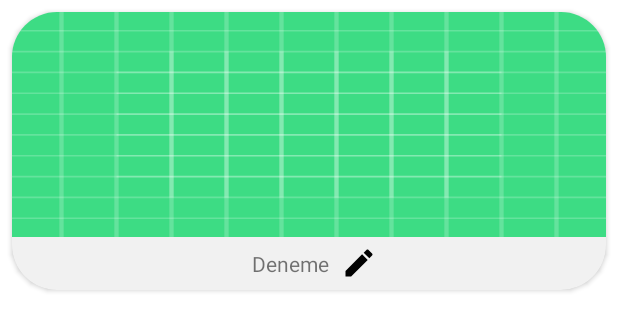
After one commit to cemsarikaya/KotlinPhotoApp, an Android app: the layout gallery_row.xml on its own in the app's theme, with its tools: preview values and no code run, on a phone screen of 412 x 824 dp. The commit adds this screen. Shown: the top 331 px of the screen. Run offline under Robolectric (Android 15) with nearby library versions, the phone set to English and light mode, and no system bars.

Commit message:
gallery screen done

```diff
--- a/app/src/main/java/com/cemsarikaya/kotlinphotoapp/adapter/ThumbnailAdapter.kt
+++ b/app/src/main/java/com/cemsarikaya/kotlinphotoapp/adapter/ThumbnailAdapter.kt
@@ -6,9 +6,7 @@ import android.view.LayoutInflater
 import android.view.ViewGroup
 import androidx.recyclerview.widget.RecyclerView
 import com.bumptech.glide.Glide
-import com.cemsarikaya.kotlinphotoapp.databinding.ActivityMainBinding
 import com.cemsarikaya.kotlinphotoapp.databinding.PhotoRowBinding
-
 
 
 class ThumbnailAdapter(val postArrayList: ArrayList<Uri>,private val context: Context): RecyclerView.Adapter<ThumbnailAdapter.ViewHolder>() {
@@ -29,6 +27,7 @@ class ThumbnailAdapter(val postArrayList: ArrayList<Uri>,private val context: Co
                     .centerCrop()
                     .into(holder.binding.photoImageView)
 
+
         }
 
         override fun getItemCount(): Int {
@@ -37,4 +36,6 @@ class ThumbnailAdapter(val postArrayList: ArrayList<Uri>,private val context: Co
             return postArrayList.size
 
         }
+
+
 }
--- /dev/null
+++ b/app/src/main/res/drawable/delete_image.xml
@@ -0,0 +1,5 @@
+<vector android:height="24dp" android:tint="#FF4646"
+    android:viewportHeight="24" android:viewportWidth="24"
+    android:width="24dp" xmlns:android="http://schemas.android.com/apk/res/android">
+    <path android:fillColor="@android:color/white" android:pathData="M6,19c0,1.1 0.9,2 2,2h8c1.1,0 2,-0.9 2,-2L18,7L6,7v12zM8.46,11.88l1.41,-1.41L12,12.59l2.12,-2.12 1.41,1.41L13.41,14l2.12,2.12 -1.41,1.41L12,15.41l-2.12,2.12 -1.41,-1.41L10.59,14l-2.13,-2.12zM15.5,4l-1,-1h-5l-1,1L5,4v2h14L19,4z"/>
+</vector>
--- /dev/null
+++ b/app/src/main/res/drawable/edit_image.xml
@@ -0,0 +1,5 @@
+<vector android:height="24dp" android:tint="#020202"
+    android:viewportHeight="24" android:viewportWidth="24"
+    android:width="24dp" xmlns:android="http://schemas.android.com/apk/res/android">
+    <path android:fillColor="@android:color/white" android:pathData="M3,17.25V21h3.75L17.81,9.94l-3.75,-3.75L3,17.25zM20.71,7.04c0.39,-0.39 0.39,-1.02 0,-1.41l-2.34,-2.34c-0.39,-0.39 -1.02,-0.39 -1.41,0l-1.83,1.83 3.75,3.75 1.83,-1.83z"/>
+</vector>
--- /dev/null
+++ b/app/src/main/res/drawable/yes_button.xml
@@ -0,0 +1,5 @@
+<vector android:height="24dp" android:tint="#57C231"
+    android:viewportHeight="24" android:viewportWidth="24"
+    android:width="24dp" xmlns:android="http://schemas.android.com/apk/res/android">
+    <path android:fillColor="@android:color/white" android:pathData="M9,16.17L4.83,12l-1.42,1.41L9,19 21,7l-1.41,-1.41z"/>
+</vector>
--- a/app/src/main/res/layout/activity_main.xml
+++ b/app/src/main/res/layout/activity_main.xml
@@ -6,7 +6,7 @@
     android:layout_width="match_parent"
     android:layout_height="match_parent"
     android:background="@color/black"
-    tools:context=".MainActivity">
+    tools:context=".view.MainActivity">
 
     <Button
         android:id="@+id/camera_capture_button"
--- /dev/null
+++ b/app/src/main/res/layout/gallery_row.xml
@@ -0,0 +1,101 @@
+<?xml version="1.0" encoding="utf-8"?>
+<LinearLayout xmlns:android="http://schemas.android.com/apk/res/android"
+    xmlns:app="http://schemas.android.com/apk/res-auto"
+    xmlns:tools="http://schemas.android.com/tools"
+    android:layout_width="match_parent"
+    android:layout_height="wrap_content"
+    android:orientation="vertical"
+    >
+
+    <androidx.cardview.widget.CardView
+        android:id="@+id/cardWiew"
+        android:layout_width="match_parent"
+        android:layout_height="wrap_content"
+        android:layout_marginStart="8dp"
+        android:layout_marginTop="8dp"
+        android:layout_marginEnd="8dp"
+        android:layout_marginBottom="8dp"
+        app:cardBackgroundColor="#F1F1F1"
+        app:cardCornerRadius="30dp"
+
+        app:layout_constraintEnd_toEndOf="parent"
+        app:layout_constraintStart_toStartOf="parent"
+        app:layout_constraintTop_toTopOf="parent">
+
+        <LinearLayout
+            android:layout_width="match_parent"
+            android:layout_height="wrap_content"
+            android:gravity="center"
+            android:orientation="vertical">
+
+            <ImageView
+                android:id="@+id/galleryImageView"
+                android:layout_width="match_parent"
+                android:layout_height="150dp"
+                android:scaleType="fitXY"
+                android:src="@drawable/ic_launcher_background" />
+
+                <LinearLayout
+                    android:gravity="center"
+
+                    android:layout_width="match_parent"
+                    android:layout_height="wrap_content">
+
+                    <TextView
+                        android:id="@+id/galleryImageText"
+                        android:layout_width="wrap_content"
+
+                        android:layout_height="wrap_content"
+                        android:padding="8dp"
+                        android:text="Deneme" />
+
+                    <EditText
+                        android:id="@+id/renameText"
+                        android:layout_width="280dp"
+                        android:layout_height="wrap_content"
+                        android:layout_weight="1"
+                        android:ems="10"
+                        android:hint="Enter Name"
+                        android:inputType="textPersonName"
+                        android:visibility="gone" />
+
+                    <ImageButton
+                        android:id="@+id/renameButton"
+                        android:layout_width="wrap_content"
+                        android:layout_height="wrap_content"
+                        android:layout_gravity="center"
+                        android:background="#00FFFFFF"
+                        android:src="@drawable/edit_image"
+                        android:visibility="visible" />
+
+                    <ImageButton
+
+                        android:id="@+id/renameYesButton"
+                        android:layout_width="wrap_content"
+                        android:layout_height="wrap_content"
+                        android:layout_gravity="center"
+                        android:background="#00FFFFFF"
+                        android:src="@drawable/yes_button"
+                        android:visibility="gone" />
+
+
+                </LinearLayout>
+
+            <ImageButton
+
+                android:id="@+id/deleteImageButton"
+
+                android:layout_width="match_parent"
+                android:layout_height="match_parent"
+                android:scaleType="center"
+                android:src="@drawable/delete_image"
+                android:text="Delete"
+                android:visibility="gone" />
+
+
+        </LinearLayout>
+
+
+    </androidx.cardview.widget.CardView>
+
+</LinearLayout>
```
Also changed, not shown: app/src/main/AndroidManifest.xml (+6 -1 lines), app/src/main/java/com/cemsarikaya/kotlinphotoapp/adapter/GalleryImageAdapter.kt (added, +75 -0 lines), app/src/main/java/com/cemsarikaya/kotlinphotoapp/model/MySingleton.kt (added, +8 -0 lines), app/src/main/java/com/cemsarikaya/kotlinphotoapp/view/GalleryActivity.kt (added, +52 -0 lines), app/src/main/java/com/cemsarikaya/kotlinphotoapp/view/MainActivity.kt (renamed from app/src/main/java/com/cemsarikaya/kotlinphotoapp/MainActivity.kt, +27 -21 lines), app/src/main/res/layout/activity_gallery.xml (added, +23 -0 lines), app/src/main/res/menu/deletemenu.xml (added, +13 -0 lines).
